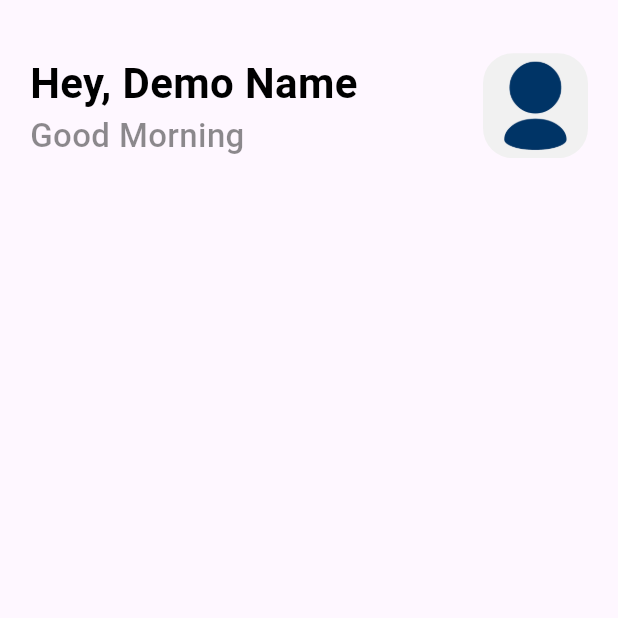
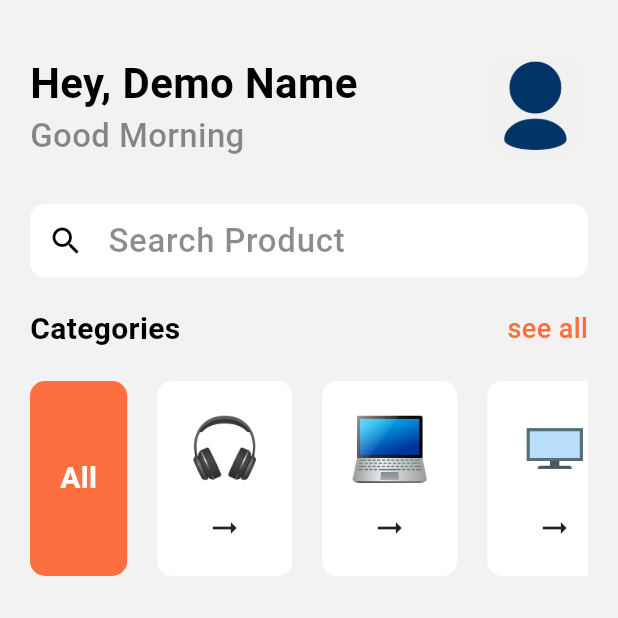
Before and after one commit to manthan-chauhan-17/Shopping-App, a Flutter app: the screen it shows after launch, on a phone screen of 412 x 824 dp, the top half of it. Run offline on Flutter 3.47's test engine with Material 3 defaults, Android fonts, the phone set to English and light mode, and no system bars.

Commit message:
Added search field and categories section

```diff
--- a/lib/screens/home.dart
+++ b/lib/screens/home.dart
@@ -9,9 +9,16 @@ class Home extends StatefulWidget {
 }
 
 class _HomeState extends State<Home> {
+  List categories = [
+    "assets/images/headphone_icon.png",
+    "assets/images/laptop.png",
+    "assets/images/TV.png",
+    "assets/images/watch.png",
+  ];
   @override
   Widget build(BuildContext context) {
     return Scaffold(
+      backgroundColor: const Color(0xfff2f2f2),
       body: Container(
         margin: const EdgeInsets.only(top: 35.0, left: 20.0, right: 20.0),
         child: Column(
@@ -43,6 +50,88 @@ class _HomeState extends State<Home> {
                   ),
                 ),
               ],
+            ),
+            const SizedBox(
+              height: 30.0,
+            ),
+            Container(
+              width: MediaQuery.of(context).size.width,
+              decoration: BoxDecoration(
+                color: Colors.white,
+                borderRadius: BorderRadius.circular(10),
+              ),
+              child: TextField(
+                decoration: InputDecoration(
+                  border: InputBorder.none,
+                  hintText: "Search Product",
+                  hintStyle: AppWidgets.lightWeightTextStyle(),
+                  prefixIcon: const Icon(
+                    Icons.search,
+                    color: Colors.black,
+                  ),
+                ),
+              ),
+            ),
+            const SizedBox(
+              height: 20.0,
+            ),
+            Row(
+              mainAxisAlignment: MainAxisAlignment.spaceBetween,
+              children: [
+                Text(
+                  "Categories",
+                  style: AppWidgets.semiBoldTextStyle(),
+                ),
+                const Text(
+                  "see all",
+                  style: TextStyle(
+                    color: Color(0xFFfd6f3e),
+                    fontSize: 18.0,
+                    fontWeight: FontWeight.w500,
+                  ),
+                ),
+              ],
+            ),
+            const SizedBox(
+              height: 20.0,
+            ),
+            Row(
+              children: [
+                Container(
+                  height: 130,
+                  padding: const EdgeInsets.all(20.0),
+                  decoration: BoxDecoration(
+                    color: const Color(0xFFfd6f3e),
+                    borderRadius: BorderRadius.circular(10.0),
+                  ),
+                  child: const Center(
+                    child: Text(
+                      "All",
+                      style: TextStyle(
+                        color: Colors.white,
+                        fontSize: 20.0,
+                        fontWeight: FontWeight.bold,
+                      ),
+                    ),
+                  ),
+                ),
+                Expanded(
+                  child: Container(
+                    margin: const EdgeInsets.only(left: 20.0),
+                    height: 130,
+                    child: ListView.builder(
+                      itemCount: categories.length,
+                      shrinkWrap: true,
+                      scrollDirection: Axis.horizontal,
+                      itemBuilder: (context, index) {
+                        return CategoryTile(
+                          image: categories[index],
+                        );
+                      },
+                    ),
+                  ),
+                ),
+              ],
             )
           ],
         ),
@@ -50,3 +139,32 @@ class _HomeState extends State<Home> {
     );
   }
 }
+
+class CategoryTile extends StatelessWidget {
+  CategoryTile({super.key, required this.image});
+
+  String image;
+  @override
+  Widget build(BuildContext context) {
+    return Container(
+      padding: const EdgeInsets.all(20.0),
+      margin: const EdgeInsets.only(right: 20.0),
+      decoration: BoxDecoration(
+        color: Colors.white,
+        borderRadius: BorderRadius.circular(10.0),
+      ),
+      child: Column(
+        mainAxisAlignment: MainAxisAlignment.spaceBetween,
+        children: [
+          Image.asset(
+            image,
+            height: 50,
+            width: 50,
+            fit: BoxFit.cover,
+          ),
+          const Icon(Icons.arrow_right_alt),
+        ],
+      ),
+    );
+  }
+}
--- a/lib/widgets/app_widgets.dart
+++ b/lib/widgets/app_widgets.dart
@@ -16,4 +16,12 @@ class AppWidgets {
       fontWeight: FontWeight.w500,
     );
   }
+
+  static TextStyle semiBoldTextStyle() {
+    return const TextStyle(
+      color: Colors.black,
+      fontSize: 20.0,
+      fontWeight: FontWeight.bold,
+    );
+  }
 }
```
Also changed, not shown: assets/images/TV.png (added), assets/images/headphone_icon.png (added), assets/images/laptop.png (added), assets/images/watch.png (added).
